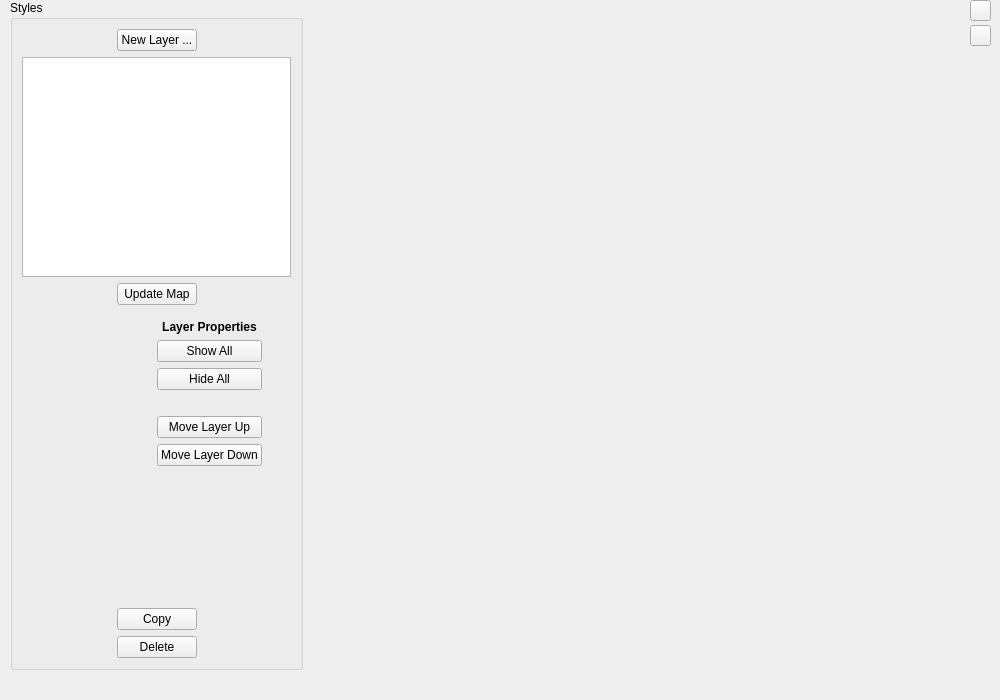
jremillard/osmmapmaker, file osmmapmakerapp/styleTab.ui: the form before one commit.
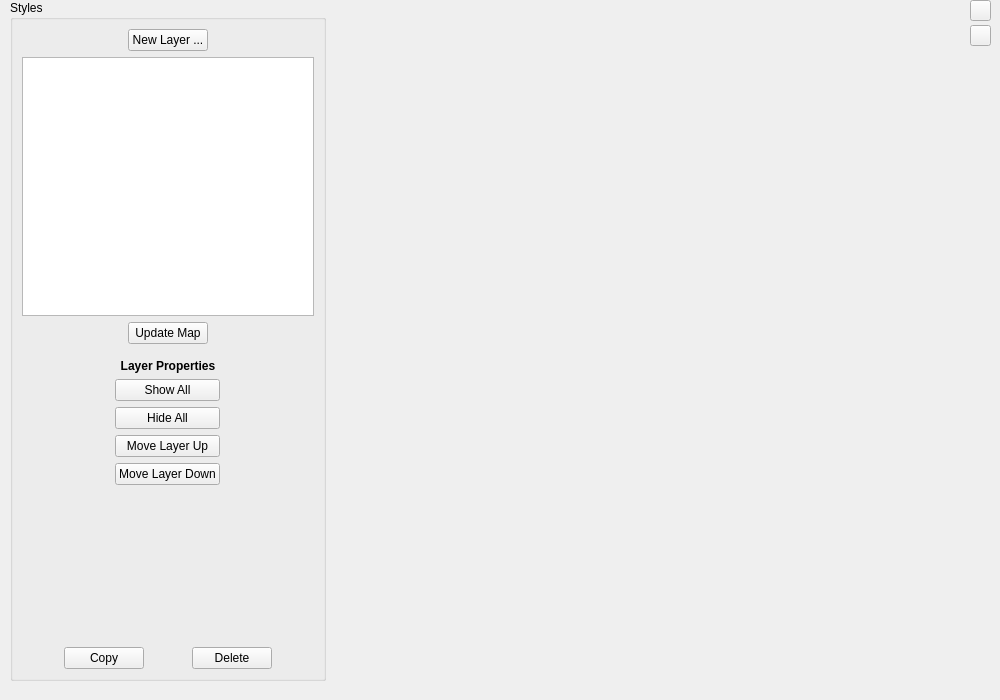
The form after the commit. The open tabs and pages were chosen to show the change. Icons and pictures are not drawn.

Commit message: layer filters working

Diff of the .ui file:
```diff
--- a/osmmapmakerapp/styleTab.ui
+++ b/osmmapmakerapp/styleTab.ui
@@ -64,8 +64,8 @@
     <rect>
      <x>10</x>
      <y>0</y>
-     <width>293</width>
-     <height>670</height>
+     <width>316</width>
+     <height>681</height>
     </rect>
    </property>
    <property name="autoFillBackground">
@@ -183,7 +183,7 @@
       <property name="maximumSize">
        <size>
         <width>16777215</width>
-        <height>700</height>
+        <height>300</height>
        </size>
       </property>
       <property name="currentIndex">
@@ -255,23 +255,40 @@
          </widget>
         </item>
         <item row="4" column="1">
+         <widget class="QPushButton" name="layerMoveDown">
+          <property name="text">
+           <string>Move Layer Down</string>
+          </property>
+         </widget>
+        </item>
+        <item row="3" column="1">
          <widget class="QPushButton" name="layerMoveUp">
           <property name="text">
            <string>Move Layer Up</string>
           </property>
          </widget>
         </item>
-        <item row="3" column="1">
-         <spacer name="verticalSpacer_6">
+        <item row="1" column="2" rowspan="2">
+         <spacer name="horizontalSpacer_4">
           <property name="orientation">
-           <enum>Qt::Vertical</enum>
+           <enum>Qt::Horizontal</enum>
           </property>
-          <property name="sizeType">
-           <enum>QSizePolicy::Minimum</enum>
+          <property name="sizeHint" stdset="0">
+           <size>
+            <width>83</width>
+            <height>20</height>
+           </size>
           </property>
+         </spacer>
+        </item>
+        <item row="1" column="0" rowspan="2">
+         <spacer name="horizontalSpacer_3">
+          <property name="orientation">
+           <enum>Qt::Horizontal</enum>
+          </property>
           <property name="sizeHint" stdset="0">
            <size>
-            <width>20</width>
+            <width>83</width>
             <height>20</height>
            </size>
           </property>
@@ -285,13 +302,6 @@
          </widget>
         </item>
         <item row="5" column="1">
-         <widget class="QPushButton" name="layerMoveDown">
-          <property name="text">
-           <string>Move Layer Down</string>
-          </property>
-         </widget>
-        </item>
-        <item row="6" column="1">
          <spacer name="verticalSpacer">
           <property name="orientation">
            <enum>Qt::Vertical</enum>
@@ -299,41 +309,12 @@
           <property name="sizeHint" stdset="0">
            <size>
             <width>20</width>
-            <height>5</height>
+            <height>40</height>
            </size>
           </property>
          </spacer>
         </item>
-        <item row="1" column="0">
-         <spacer name="horizontalSpacer_3">
-          <property name="orientation">
-           <enum>Qt::Horizontal</enum>
-          </property>
-          <property name="sizeHint" stdset="0">
-           <size>
-            <width>40</width>
-            <height>20</height>
-           </size>
-          </property>
-         </spacer>
-        </item>
-        <item row="1" column="2">
-         <spacer name="horizontalSpacer_4">
-          <property name="orientation">
-           <enum>Qt::Horizontal</enum>
-          </property>
-          <property name="sizeType">
-           <enum>QSizePolicy::Minimum</enum>
-          </property>
-          <property name="sizeHint" stdset="0">
-           <size>
-            <width>20</width>
-            <height>20</height>
-           </size>
-          </property>
-         </spacer>
-        </item>
-        <item row="0" column="1">
+        <item row="0" column="0" colspan="3">
          <widget class="QLabel" name="label_26">
           <property name="font">
            <font>
@@ -789,32 +770,15 @@
         </property>
        </spacer>
       </item>
-     </layout>
-    </item>
-    <item>
-     <layout class="QHBoxLayout" name="horizontalLayout_5">
       <item>
-       <spacer name="horizontalSpacer_9">
-        <property name="orientation">
-         <enum>Qt::Horizontal</enum>
-        </property>
-        <property name="sizeHint" stdset="0">
-         <size>
-          <width>40</width>
-          <height>20</height>
-         </size>
-        </property>
-       </spacer>
-      </item>
-      <item>
-       <widget class="QPushButton" name="deletLayer">
+       <widget class="QPushButton" name="layerDelete">
         <property name="text">
          <string>Delete</string>
         </property>
        </widget>
       </item>
       <item>
-       <spacer name="horizontalSpacer_10">
+       <spacer name="horizontalSpacer_9">
         <property name="orientation">
          <enum>Qt::Horizontal</enum>
         </property>
```
Left out of the diff: 6 changed lines with no effect on the pictures. The commit also changes 15 other files.
